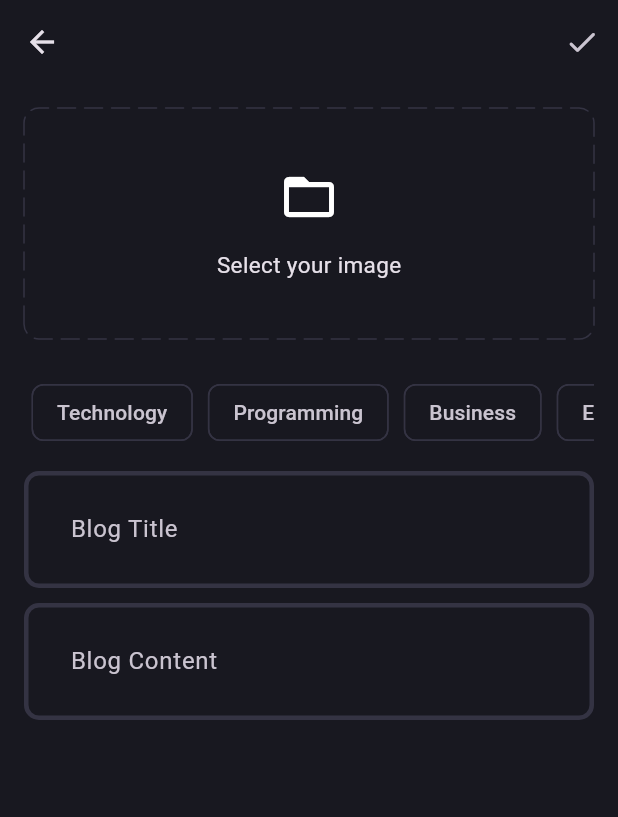
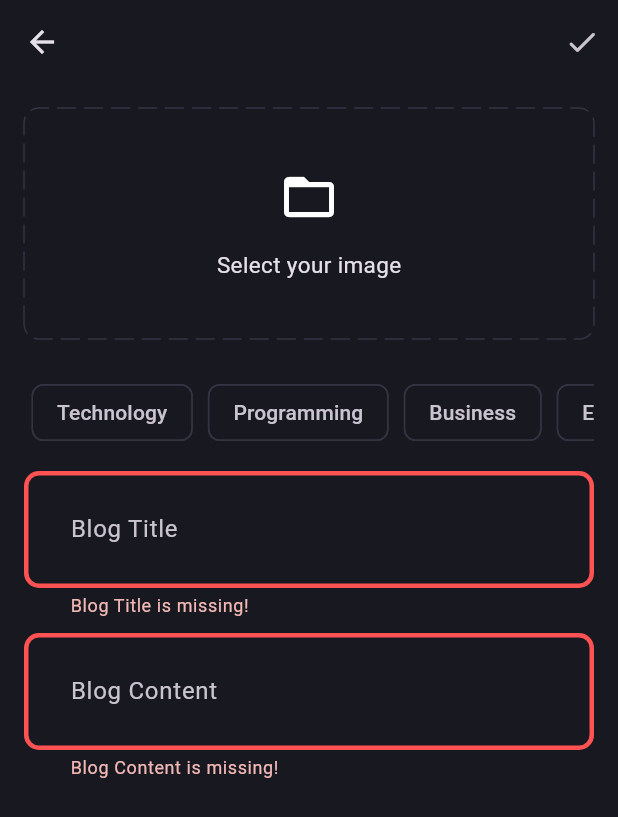
Before and after one commit to Ankit-Dhattarwal/flutter_bloc_clean_architecture, a Flutter app: the AddNewBlogPage screen opened directly, after a tap on the "done" icon, on a phone screen of 412 x 824 dp. Shown: the top 817 px of the screen. Run offline on Flutter 3.47's test engine with Material 3 defaults, Android fonts, the light colour scheme and no system bars; drawn by our look-alikes of dotted_border; our stand-ins replace bloc, equatable, flutter_bloc, fpdart, get_it, image_picker and 2 more; missing offline and left inert: dart:ffi; accounts and stored records are empty.

Commit message:
add the functionality of upload blog

```diff
--- a/lib/core/theme/theme.dart
+++ b/lib/core/theme/theme.dart
@@ -20,5 +20,7 @@ class AppTheme {
         contentPadding: const EdgeInsets.all(27),
         enabledBorder: _border(),
         focusedBorder: _border(AppColors.gradient2),
+        errorBorder: _border(AppColors.errorColor),
+        border: _border(),
       ));
 }
--- /dev/null
+++ b/lib/features/blog/data/datasources/blog_remote_data_source.dart
@@ -0,0 +1,41 @@
+
+
+import 'dart:io';
+
+import 'package:flutter_bloc_clean_architecture/core/error/exceptions.dart';
+import 'package:flutter_bloc_clean_architecture/features/blog/data/model/blog_model.dart';
+import 'package:supabase_flutter/supabase_flutter.dart';
+
+abstract interface class BlogRemoteDataSource {
+  Future<BlogModel> uploadBlog(BlogModel blog);
+  Future<String> uploadBlogImage({
+    required File image,
+    required BlogModel blog,
+});
+}
+
+class BlogRemoteDataSourceImpl extends BlogRemoteDataSource{
+  final SupabaseClient supabaseClient;
+
+  BlogRemoteDataSourceImpl(this.supabaseClient);
+  @override
+  Future<BlogModel> uploadBlog(BlogModel blog) async{
+    try{
+      final blogData = await supabaseClient.from('blogs').insert(blog.toJson()).select();
+      return BlogModel.fromJson(blogData.first);
+    }catch(e){
+      throw ServerExpection(e.toString());
+    }
+  }
+
+  @override
+  Future<String> uploadBlogImage({required File image, required BlogModel blog,}) async{
+    try{
+      await supabaseClient.storage.from('blog_images').upload(blog.id, image);
+      return supabaseClient.storage.from('blog_images').getPublicUrl(blog.id);
+    }catch(e){
+      throw ServerExpection(e.toString());
+    }
+  }
+
+}
--- /dev/null
+++ b/lib/features/blog/data/model/blog_model.dart
@@ -0,0 +1,57 @@
+import 'package:flutter_bloc_clean_architecture/features/blog/domain/entites/blog.dart';
+
+class BlogModel extends Blog {
+  BlogModel({
+    required super.id,
+    required super.posterId,
+    required super.title,
+    required super.content,
+    required super.imageUrl,
+    required super.topics,
+    required super.updatedAt,
+  });
+
+  Map<String, dynamic> toJson() {
+    return <String, dynamic>{
+      'id': id,
+      'poster_id': posterId,
+      'title': title,
+      'content': content,
+      'image_url': imageUrl,
+      'topics': topics,
+      'updated_at': updatedAt.toIso8601String() ,
+    };
+  }
+
+  factory BlogModel.fromJson(Map<String, dynamic> map) {
+    return BlogModel(
+      id: map['id'] as String,
+      posterId: map['poster_id'] as String,
+      title: map['title'] as String,
+      content: map['content'] as String,
+      imageUrl: map['image_url'] as String,
+      topics: List<String>.from( map['topics'] ?? []),
+      updatedAt: map['updated_at'] == null ? DateTime.now() : DateTime.parse(map['updated_at']),
+    );
+  }
+
+  BlogModel copyWith({
+    String? id,
+    String? posterId,
+    String? title,
+    String? content,
+    String? imageUrl,
+    List<String>? topics,
+    DateTime? updatedAt,
+  }){
+    return BlogModel(
+        id: id ?? this.id,
+        posterId: posterId ?? this.posterId,
+        title:  title ?? this.title,
+        content: content ?? this.content,
+        imageUrl:  imageUrl ?? this.imageUrl,
+        topics: topics ?? this.topics,
+        updatedAt:  updatedAt ?? this.updatedAt
+    );
+  }
+}
--- /dev/null
+++ b/lib/features/blog/domain/entites/blog.dart
@@ -0,0 +1,23 @@
+import 'dart:ffi';
+
+import 'package:flutter_bloc_clean_architecture/features/blog/data/model/blog_model.dart';
+
+class Blog {
+  final String id;
+  final String posterId;
+  final String title;
+  final String content;
+  final String imageUrl;
+  final List<String> topics;
+  final DateTime updatedAt;
+
+  Blog({
+    required this.id,
+    required this.posterId,
+    required this.title,
+    required this.content,
+    required this.imageUrl,
+    required this.topics,
+    required this.updatedAt,
+  });
+}
--- /dev/null
+++ b/lib/features/blog/domain/repositories/blog_repository.dart
@@ -0,0 +1,17 @@
+
+
+import 'dart:io';
+
+import 'package:flutter_bloc_clean_architecture/core/error/failure.dart';
+import 'package:flutter_bloc_clean_architecture/features/blog/domain/entites/blog.dart';
+import 'package:fpdart/fpdart.dart';
+
+abstract interface class BlogRepository{
+  Future<Either<Failure, Blog>> uploadBlog({
+    required File image,
+    required String title,
+    required String content,
+    required String posterId,
+    required List<String> topics,
+});
+}
--- /dev/null
+++ b/lib/features/blog/domain/usecases/upload_blog.dart
@@ -0,0 +1,39 @@
+import 'dart:io';
+
+import 'package:flutter_bloc_clean_architecture/core/error/failure.dart';
+import 'package:flutter_bloc_clean_architecture/core/usecase/usecase.dart';
+import 'package:flutter_bloc_clean_architecture/features/blog/domain/entites/blog.dart';
+import 'package:flutter_bloc_clean_architecture/features/blog/domain/repositories/blog_repository.dart';
+import 'package:fpdart/fpdart.dart';
+
+class UploadBlog implements UseCase<Blog, UploadBlogParams> {
+  final BlogRepository blogRepository;
+  UploadBlog(this.blogRepository);
+
+  @override
+  Future<Either<Failure, Blog>> call(UploadBlogParams params) async {
+    return await blogRepository.uploadBlog(
+      image: params.image,
+      title: params.title,
+      content: params.content,
+      posterId: params.posterId,
+      topics: params.topics,
+    );
+  }
+}
+
+class UploadBlogParams {
+  final String posterId;
+  final String title;
+  final String content;
+  final File image;
+  final List<String> topics;
+
+  UploadBlogParams({
+    required this.posterId,
+    required this.title,
+    required this.content,
+    required this.image,
+    required this.topics,
+  });
+}
--- /dev/null
+++ b/lib/features/blog/presentation/bloc/blog_bloc.dart
@@ -0,0 +1,39 @@
+import 'dart:io';
+import 'package:flutter/material.dart';
+import 'package:flutter_bloc/flutter_bloc.dart';
+import 'package:flutter_bloc_clean_architecture/features/blog/domain/usecases/upload_blog.dart';
+
+part 'blog_event.dart';
+part 'blog_state.dart';
+
+class BlogBloc extends Bloc<BlogEvent, BlogState> {
+  final UploadBlog uploadBlog;
+  BlogBloc(this.uploadBlog) : super(BlogInitial()) {
+    on<BlogEvent>((event, emit) => emit(BlogLoading()));
+    on<BlogUploadEvent>(_onBlogUpload);
+  }
+
+  void _onBlogUpload(
+    BlogUploadEvent event,
+    Emitter<BlogState> emit,
+  ) async {
+    final res = await uploadBlog(
+      UploadBlogParams(
+        posterId: event.posterId,
+        title: event.title,
+        content: event.content,
+        image: event.image,
+        topics: event.topics,
+      ),
+    );
+
+    res.fold(
+        (l) {
+          print(l.message);
+          emit(BlogFailure(l.message));
+        },
+        (r) => emit(
+              BlogSuccess(),
+            ));
+  }
+}
--- /dev/null
+++ b/lib/features/blog/presentation/bloc/blog_event.dart
@@ -0,0 +1,21 @@
+
+part of 'blog_bloc.dart';
+
+@immutable
+sealed class BlogEvent {}
+
+final class BlogUploadEvent extends BlogEvent {
+  final String posterId;
+  final String title;
+  final String content;
+  final File image;
+  final List<String> topics;
+
+  BlogUploadEvent({
+    required this.posterId,
+    required this.title,
+    required this.content,
+    required this.image,
+    required this.topics,
+  });
+}
--- /dev/null
+++ b/lib/features/blog/presentation/bloc/blog_state.dart
@@ -0,0 +1,19 @@
+
+
+part of 'blog_bloc.dart';
+
+
+@immutable
+sealed class BlogState {}
+
+final class BlogInitial extends BlogState{}
+
+final class BlogLoading extends BlogState {}
+
+final class BlogFailure extends BlogState {
+  final String error;
+  BlogFailure(this.error);
+
+}
+
+final class BlogSuccess extends BlogState {}
--- a/lib/features/blog/presentation/pages/add_new_blog_page.dart
+++ b/lib/features/blog/presentation/pages/add_new_blog_page.dart
@@ -3,8 +3,15 @@ import 'dart:io';
 import 'package:dotted_border/dotted_border.dart';
 import 'package:flutter/material.dart';
 import 'package:flutter/rendering.dart';
+import 'package:flutter_bloc/flutter_bloc.dart';
+import 'package:flutter_bloc_clean_architecture/ankit-test/counter/counter_page.dart';
+import 'package:flutter_bloc_clean_architecture/core/common/cubits/app_user/app_user_cubit.dart';
+import 'package:flutter_bloc_clean_architecture/core/common/widgets/loader.dart';
 import 'package:flutter_bloc_clean_architecture/core/theme/appColors.dart';
 import 'package:flutter_bloc_clean_architecture/core/utils/pick_image.dart';
+import 'package:flutter_bloc_clean_architecture/core/utils/show_snackbar.dart';
+import 'package:flutter_bloc_clean_architecture/features/blog/presentation/bloc/blog_bloc.dart';
+import 'package:flutter_bloc_clean_architecture/features/blog/presentation/pages/blog_page.dart';
 import 'package:flutter_bloc_clean_architecture/features/blog/presentation/widgets/blog_editor.dart';
 
 class AddNewBlogPage extends StatefulWidget {
@@ -20,7 +27,7 @@ class AddNewBlogPage extends StatefulWidget {
 class _AddNewBlogPageState extends State<AddNewBlogPage> {
   final titleController = TextEditingController();
   final contentController = TextEditingController();
-
+  final formKey = GlobalKey<FormState>();
   List<String> selectedTopics = [];
   File? image;
   void selectImage() async {
@@ -32,18 +39,55 @@ class _AddNewBlogPageState extends State<AddNewBlogPage> {
     }
   }
 
+  void uploadBlog() {
+    if (formKey.currentState!.validate() &&
+        selectedTopics.isNotEmpty &&
+        image != null) {
+      final posterId =
+          (context.read<AppUserCubit>().state as AppUserLoggedIn).user.id;
+
+      context.read<BlogBloc>().add(
+            BlogUploadEvent(
+              posterId: posterId,
+              title: titleController.text.trim(),
+              content: contentController.text.trim(),
+              image: image!,
+              topics: selectedTopics,
+            ),
+          );
+    }
+  }
+
   @override
   Widget build(BuildContext context) {
     return Scaffold(
       appBar: AppBar(
         title: const Text(''),
         actions: [
-          IconButton(onPressed: () {}, icon: const Icon(Icons.done_rounded))
+          IconButton(
+              onPressed: () {
+                uploadBlog();
+              },
+              icon: const Icon(Icons.done_rounded))
         ],
       ),
-      body: SingleChildScrollView(
+      body: BlocConsumer<BlogBloc, BlogState>(
+        listener: (context, state) {
+          if (state is BlogFailure) {
+            showSnackBar(context, state.error);
+          }else if( state is BlogSuccess){
+            Navigator.pushAndRemoveUntil(context, BlogPage.route(), (route) => false);
+          }
+        },
+        builder: (context, state) {
+            if(state is BlogLoading){
+              return const Loader();
+            }
+          return SingleChildScrollView(
             child: Padding(
               padding: const EdgeInsets.all(16),
+              child: Form(
+                key: formKey,
                 child: Column(
                   children: [
                     image != null
@@ -99,8 +143,12 @@ class _AddNewBlogPageState extends State<AddNewBlogPage> {
                     SingleChildScrollView(
                       scrollDirection: Axis.horizontal,
                       child: Row(
-                  children:
-                      ['Technology', 'Programming', 'Business', 'Entertainment']
+                        children: [
+                          'Technology',
+                          'Programming',
+                          'Business',
+                          'Entertainment'
+                        ]
                             .map(
                               (e) => Padding(
                                 padding: const EdgeInsets.all(5),
@@ -133,16 +181,21 @@ class _AddNewBlogPageState extends State<AddNewBlogPage> {
                     const SizedBox(
                       height: 10,
                     ),
-              BlogEditor(controller: titleController, hintText: 'Blog Title'),
+                    BlogEditor(
+                        controller: titleController, hintText: 'Blog Title'),
                     const SizedBox(
                       height: 10,
                     ),
                     BlogEditor(
-                  controller: contentController, hintText: 'Blog Content'),
+                        controller: contentController,
+                        hintText: 'Blog Content'),
                   ],
                 ),
               ),
             ),
           );
+        },
+      ),
+    );
   }
 }
--- a/lib/features/blog/presentation/pages/blog_page.dart
+++ b/lib/features/blog/presentation/pages/blog_page.dart
@@ -3,6 +3,7 @@ import 'package:flutter/material.dart';
 import 'package:flutter_bloc_clean_architecture/features/blog/presentation/pages/add_new_blog_page.dart';
 
 class BlogPage extends StatelessWidget {
+  static route() => MaterialPageRoute(builder: (context) => const BlogPage());
   const BlogPage({super.key});
 
   @override
--- a/lib/features/blog/presentation/widgets/blog_editor.dart
+++ b/lib/features/blog/presentation/widgets/blog_editor.dart
@@ -13,6 +13,12 @@ class BlogEditor extends StatelessWidget {
         hintText: hintText,
       ),
       maxLines: null,
+      validator: (value){
+        if(value!.isEmpty){
+          return '$hintText is missing!';
+        }
+        return null;
+      },
     );
   }
 }
--- a/lib/main.dart
+++ b/lib/main.dart
@@ -6,6 +6,7 @@ import 'package:flutter_bloc_clean_architecture/core/theme/theme.dart';
 import 'package:flutter_bloc_clean_architecture/features/auth/presentation/bloc/auth_bloc.dart';
 import 'package:flutter_bloc_clean_architecture/features/auth/presentation/bloc/auth_event.dart';
 import 'package:flutter_bloc_clean_architecture/features/auth/presentation/pages/login_page.dart';
+import 'package:flutter_bloc_clean_architecture/features/blog/presentation/bloc/blog_bloc.dart';
 import 'package:flutter_bloc_clean_architecture/init_dependencies.dart';
 
 import 'features/blog/presentation/pages/blog_page.dart';
@@ -21,6 +22,9 @@ void main() async {
       ),
       BlocProvider(
         create: (_) => serviceLocator<AuthBLoc>(),
+      ),
+      BlocProvider(
+        create: (_) => serviceLocator<BlogBloc>(),
       ),
     ],
     child: const MyApp(),
--- a/pubspec.yaml
+++ b/pubspec.yaml
@@ -42,6 +42,7 @@ dependencies:
   get_it: ^8.0.3
   dotted_border: ^2.1.0
   image_picker: ^1.1.2
+  uuid: ^4.5.1
 
 dev_dependencies:
   flutter_test:
```
Also changed, not shown: lib/features/blog/data/repositories/blog_repository_impl.dart (added, +47 -0 lines), lib/init_dependencies.dart (+32 -0 lines). Lines whose indentation alone changed are shown as unchanged.
